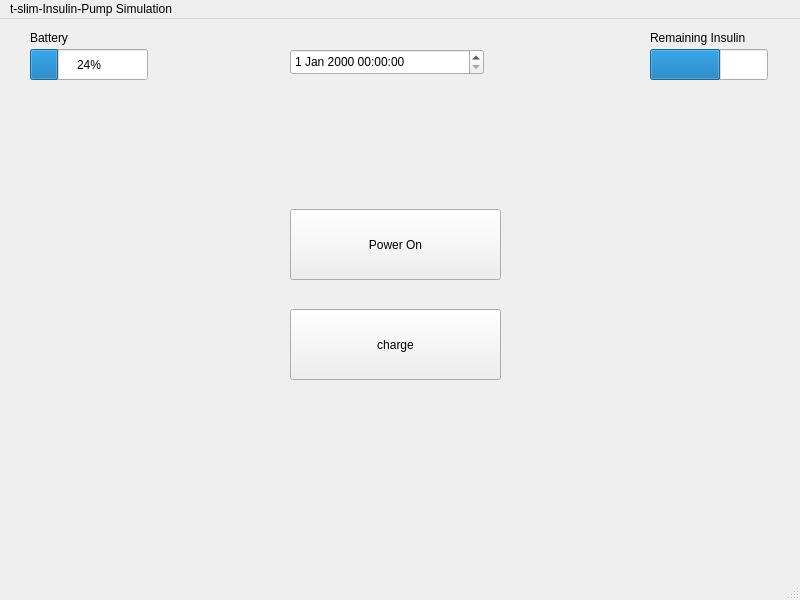
This is Code/mainwindow.ui in llinhir/t-slim-Insulin-Pump-Simulation as Qt 5 draws it before an edit. The edited form follows.
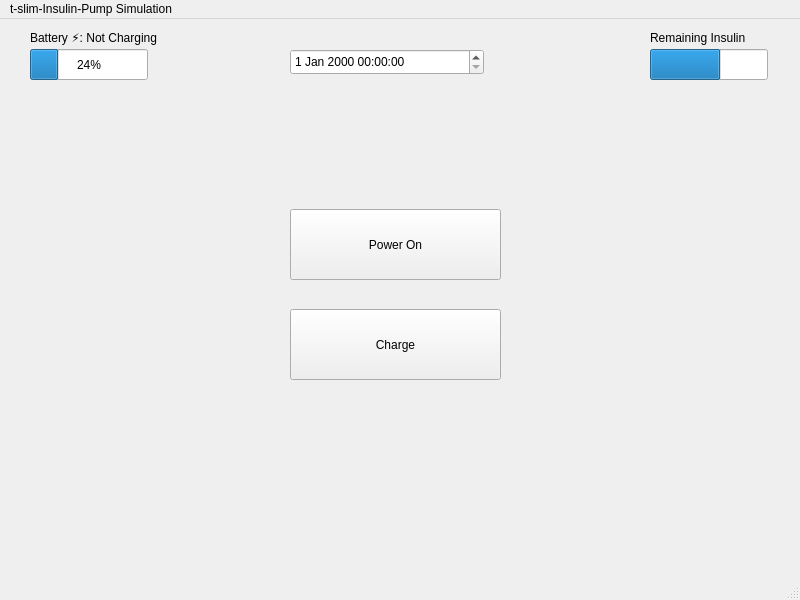
This is the edited form. The open tabs and pages were chosen to show the change.

Commit message: enhance battery charging UI, and add setters for state management

Diff of the .ui file:
```diff
--- a/Code/mainwindow.ui
+++ b/Code/mainwindow.ui
@@ -37,7 +37,7 @@
        </rect>
       </property>
       <property name="text">
-       <string>charge</string>
+       <string>Charge</string>
       </property>
      </widget>
      <widget class="QPushButton" name="powerOnButton">
@@ -900,7 +900,7 @@
      <rect>
       <x>30</x>
       <y>10</y>
-      <width>91</width>
+      <width>191</width>
       <height>17</height>
      </rect>
     </property>
@@ -908,7 +908,7 @@
      <string notr="true"/>
     </property>
     <property name="text">
-     <string>Battery </string>
+     <string>Battery ⚡: Not Charging</string>
     </property>
    </widget>
    <widget class="QLabel" name="label_13">
```
Left out of the diff: 6 changed lines with no effect on the pictures. The commit also changes 3 other files.
